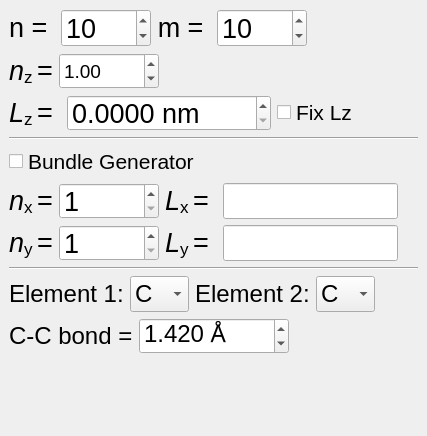
Old version of the form sknano/apps/nanogen_gui/swnt_generator.ui in the repository scikit-nano/scikit-nano.
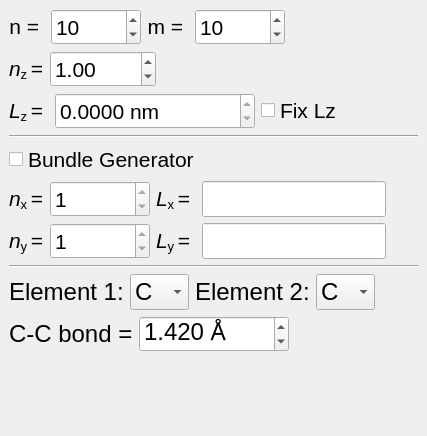
New version of the form.

The edit to the form file:
```diff
--- a/sknano/apps/nanogen_gui/swnt_generator.ui
+++ b/sknano/apps/nanogen_gui/swnt_generator.ui
@@ -30,7 +30,7 @@
   </property>
   <property name="font">
    <font>
-    <family>Lucida Sans Unicode</family>
+    <family>Arial</family>
     <pointsize>14</pointsize>
    </font>
   </property>
@@ -54,7 +54,7 @@
                 <property name="font">
                  <font>
                   <family>Arial</family>
-                  <pointsize>20</pointsize>
+                  <pointsize>16</pointsize>
                  </font>
                 </property>
                 <property name="text">
@@ -73,7 +73,7 @@
                 <property name="font">
                  <font>
                   <family>Arial</family>
-                  <pointsize>20</pointsize>
+                  <pointsize>16</pointsize>
                  </font>
                 </property>
                 <property name="maximum">
@@ -93,7 +93,7 @@
                 <property name="font">
                  <font>
                   <family>Arial</family>
-                  <pointsize>20</pointsize>
+                  <pointsize>16</pointsize>
                  </font>
                 </property>
                 <property name="text">
@@ -112,7 +112,7 @@
                 <property name="font">
                  <font>
                   <family>Arial</family>
-                  <pointsize>20</pointsize>
+                  <pointsize>16</pointsize>
                  </font>
                 </property>
                 <property name="maximum">
@@ -151,7 +151,7 @@
               <property name="font">
                <font>
                 <family>Arial</family>
-                <pointsize>20</pointsize>
+                <pointsize>16</pointsize>
                </font>
               </property>
               <property name="text">
@@ -170,6 +170,7 @@
               <property name="font">
                <font>
                 <family>Arial</family>
+                <pointsize>16</pointsize>
                </font>
               </property>
               <property name="decimals">
@@ -211,7 +212,7 @@
                 <property name="font">
                  <font>
                   <family>Arial</family>
-                  <pointsize>20</pointsize>
+                  <pointsize>16</pointsize>
                  </font>
                 </property>
                 <property name="text">
@@ -236,9 +237,12 @@
                 <property name="font">
                  <font>
                   <family>Arial</family>
-                  <pointsize>20</pointsize>
+                  <pointsize>16</pointsize>
                  </font>
                 </property>
+                <property name="readOnly">
+                 <bool>true</bool>
+                </property>
                 <property name="suffix">
                  <string> nm</string>
                 </property>
@@ -323,7 +327,7 @@
                 <property name="font">
                  <font>
                   <family>Arial</family>
-                  <pointsize>20</pointsize>
+                  <pointsize>16</pointsize>
                  </font>
                 </property>
                 <property name="text">
@@ -348,9 +352,12 @@
                 <property name="font">
                  <font>
                   <family>Arial</family>
-                  <pointsize>20</pointsize>
+                  <pointsize>16</pointsize>
                  </font>
                 </property>
+                <property name="readOnly">
+                 <bool>true</bool>
+                </property>
                 <property name="minimum">
                  <number>1</number>
                 </property>
@@ -365,7 +372,7 @@
                 <property name="font">
                  <font>
                   <family>Arial</family>
-                  <pointsize>20</pointsize>
+                  <pointsize>16</pointsize>
                  </font>
                 </property>
                 <property name="text">
@@ -396,6 +403,7 @@
                 <property name="font">
                  <font>
                   <family>Arial</family>
+                  <pointsize>16</pointsize>
                  </font>
                 </property>
                 <property name="readOnly">
@@ -429,7 +437,7 @@
                 <property name="font">
                  <font>
                   <family>Arial</family>
-                  <pointsize>20</pointsize>
+                  <pointsize>16</pointsize>
                  </font>
                 </property>
                 <property name="text">
@@ -454,9 +462,12 @@
                 <property name="font">
                  <font>
                   <family>Arial</family>
-                  <pointsize>20</pointsize>
+                  <pointsize>16</pointsize>
                  </font>
                 </property>
+                <property name="readOnly">
+                 <bool>true</bool>
+                </property>
                 <property name="minimum">
                  <number>1</number>
                 </property>
@@ -471,7 +482,7 @@
                 <property name="font">
                  <font>
                   <family>Arial</family>
-                  <pointsize>20</pointsize>
+                  <pointsize>16</pointsize>
                  </font>
                 </property>
                 <property name="text">
@@ -502,6 +513,7 @@
                 <property name="font">
                  <font>
                   <family>Arial</family>
+                  <pointsize>16</pointsize>
                  </font>
                 </property>
                 <property name="readOnly">
```
Left out of the diff: 16 changed lines with no effect on the pictures.
